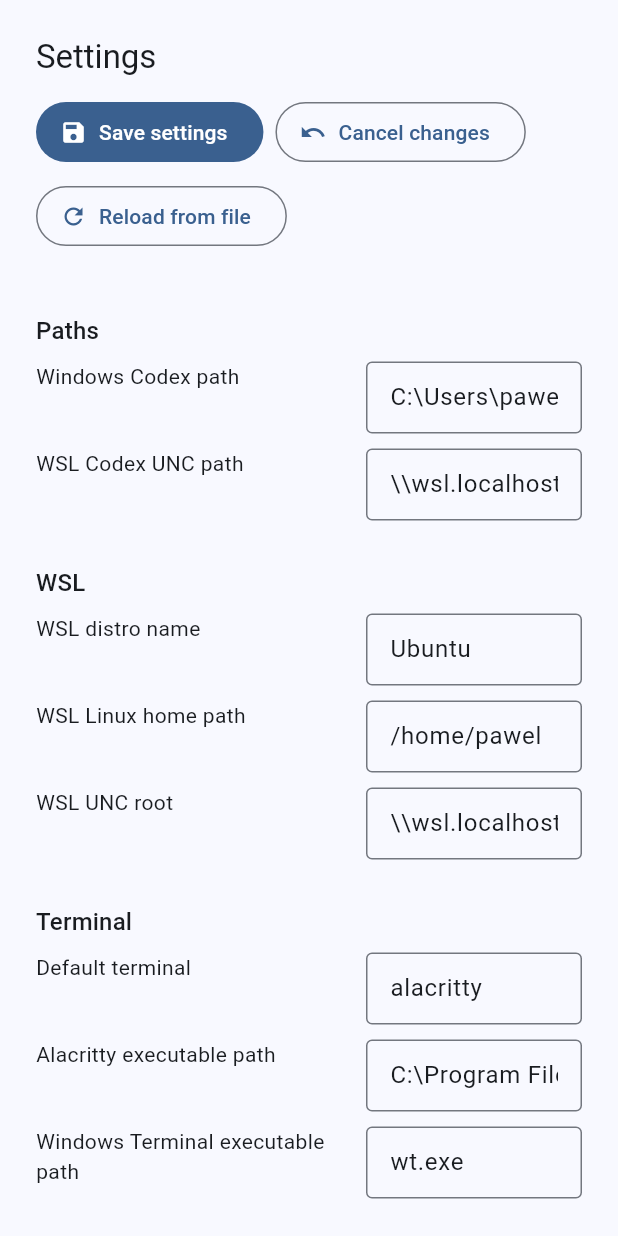
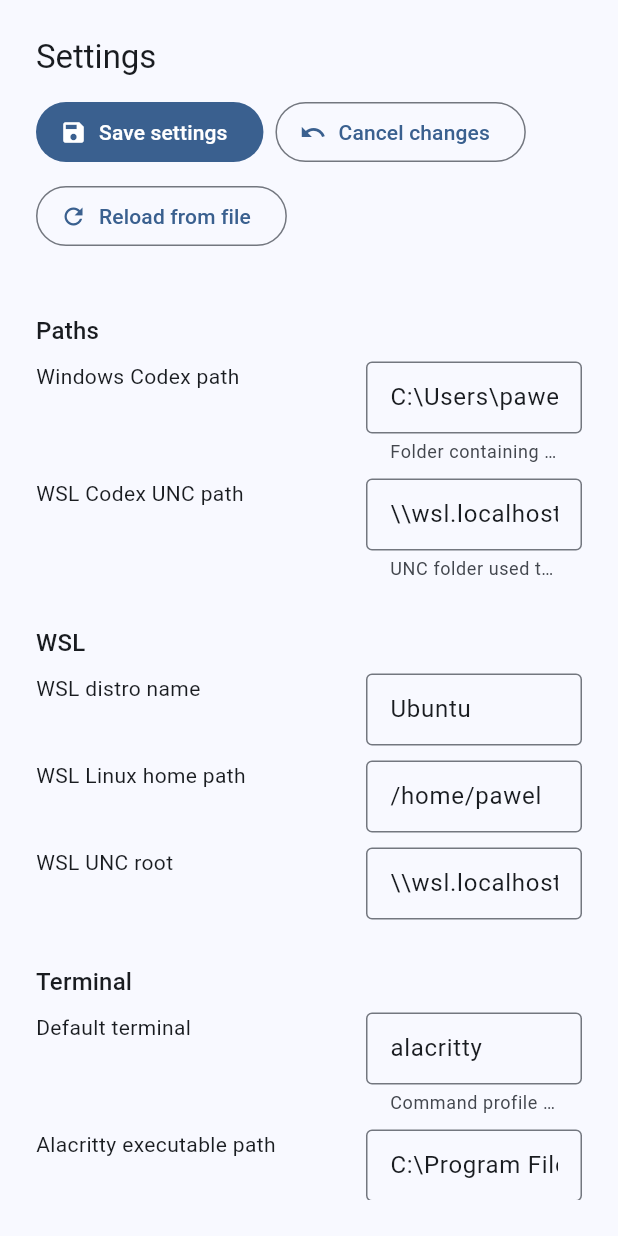
Before and after one commit to MaxLogic/codex-sessions-viewer, a Flutter app: the SettingsScreen widget shown alone on an empty page, opened directly, on a phone screen of 412 x 824 dp. Run offline on Flutter 3.47's test engine with Material 3 defaults, Android fonts, the phone set to English and light mode, and no system bars; missing offline and left inert: sqlite3, toml.

Commit message:
Polish settings wording

```diff
--- a/app/lib/src/ui/screens/settings_screen.dart
+++ b/app/lib/src/ui/screens/settings_screen.dart
@@ -263,11 +263,15 @@ class _SettingsScreenState extends State<SettingsScreen> {
                         _TextSetting(
                           label: 'Windows Codex path',
                           semanticsLabel: 'Windows Codex path input',
+                          helperText:
+                              'Folder containing native Windows Codex session files.',
                           controller: _windowsCodexPath,
                         ),
                         _TextSetting(
                           label: 'WSL Codex UNC path',
                           semanticsLabel: 'WSL Codex UNC path input',
+                          helperText:
+                              'UNC folder used to read WSL Codex sessions from Windows.',
                           controller: _wslCodexUncPath,
                         ),
                       ],
@@ -294,6 +298,8 @@ class _SettingsScreenState extends State<SettingsScreen> {
                       children: [
                         _TextSetting(
                           label: 'Default terminal',
+                          helperText:
+                              'Command profile used when launching resume commands.',
                           controller: _defaultTerminal,
                         ),
                         _TextSetting(
@@ -310,7 +316,7 @@ class _SettingsScreenState extends State<SettingsScreen> {
                       title: 'Scanner',
                       children: [
                         _TextSetting(
-                          label: 'Scan interval',
+                          label: 'Scan interval (seconds)',
                           controller: _scanInterval,
                         ),
                         _SwitchSetting(
@@ -350,7 +356,10 @@ class _SettingsScreenState extends State<SettingsScreen> {
                             });
                           },
                         ),
-                        _TextSetting(label: 'Font size', controller: _fontSize),
+                        _TextSetting(
+                          label: 'Font size (pixels)',
+                          controller: _fontSize,
+                        ),
                         _ChoiceSetting(
                           label: 'UI density',
                           value: _settings.ui.density.tomlValue,
@@ -409,6 +418,7 @@ class _SettingsScreenState extends State<SettingsScreen> {
                         ),
                         _TextSetting(
                           label: 'Voice-over file paths',
+                          helperText: 'One voice-over event WAV path per line.',
                           controller: _voiceOverFiles,
                           maxLines: 3,
                         ),
@@ -438,7 +448,9 @@ class _SettingsScreenState extends State<SettingsScreen> {
                           },
                         ),
                         _TextSetting(
-                          label: 'Pricing cache duration',
+                          label: 'Pricing cache duration (hours)',
+                          helperText:
+                              'Public model-pricing metadata only; no session content is sent.',
                           controller: _pricingCacheDuration,
                         ),
                         _TextSetting(
@@ -552,12 +564,14 @@ class _TextSetting extends StatelessWidget {
     required this.label,
     required this.controller,
     this.semanticsLabel,
+    this.helperText,
     this.maxLines = 1,
   });
 
   final String label;
   final TextEditingController controller;
   final String? semanticsLabel;
+  final String? helperText;
   final int maxLines;
 
   @override
@@ -575,9 +589,10 @@ class _TextSetting extends StatelessWidget {
               child: TextField(
                 controller: controller,
                 maxLines: maxLines,
-                decoration: const InputDecoration(
+                decoration: InputDecoration(
                   isDense: true,
-                  border: OutlineInputBorder(),
+                  border: const OutlineInputBorder(),
+                  helperText: helperText,
                 ),
               ),
             ),
```
Also changed, not shown: 3 other files.
